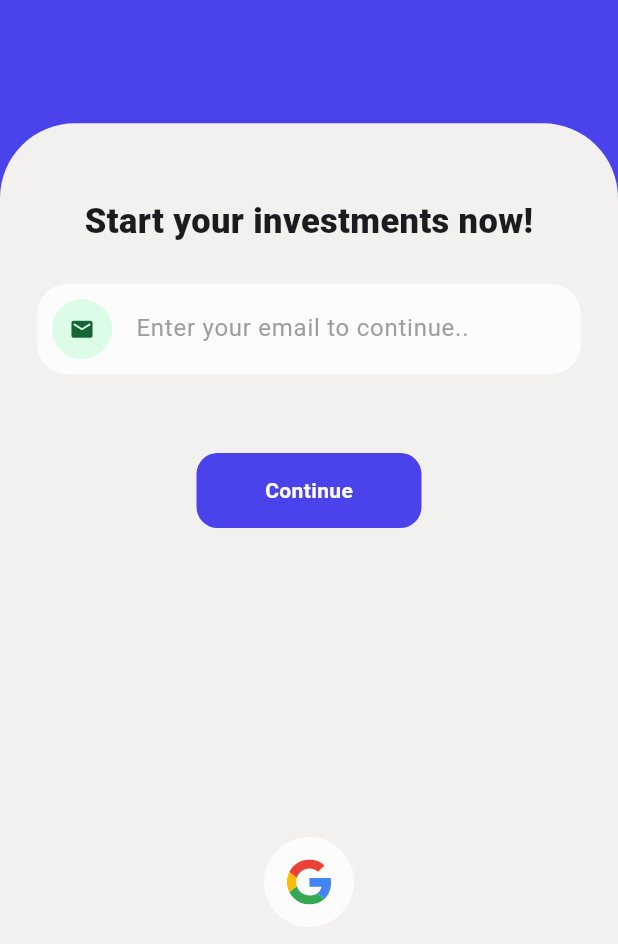
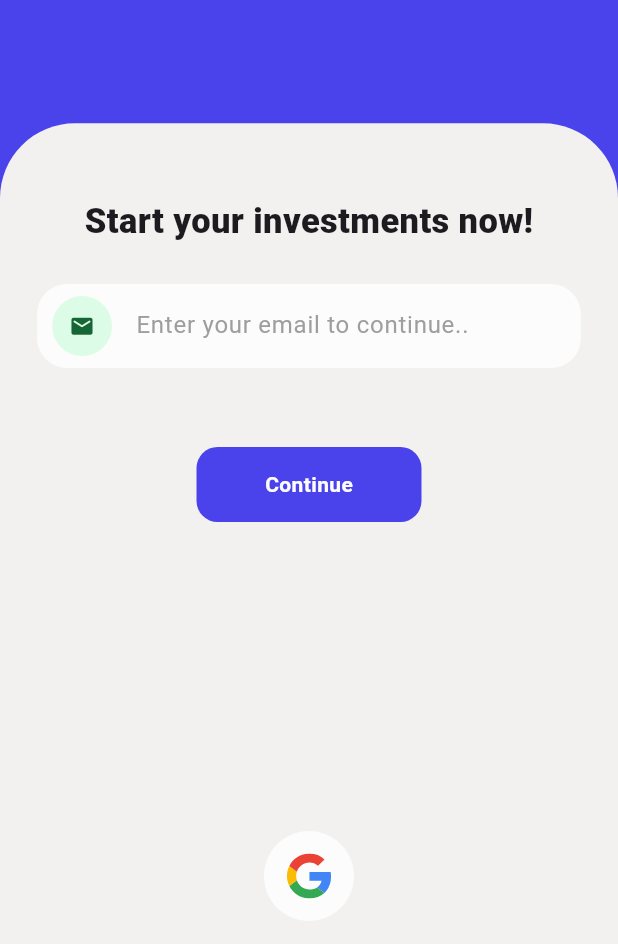
Before and after one commit to HessahOfficial/7essa-mobile-app, a Flutter app: the screen it shows after launch, scrolled down 143 dp, after a tap on "Skip", on a phone screen of 412 x 824 dp, the part 292-1236 px from its top. Run offline on Flutter 3.47's test engine with Material 3 defaults, Android fonts, the phone set to English and light mode, and no system bars; our stand-ins replace fl_chart, flutter_svg, font_awesome_flutter, get, syncfusion_flutter_charts; missing offline and left inert: dart:ffi; project files that could hold a hidden picture were left out.

```diff
--- a/lib/constants/app_colors.dart
+++ b/lib/constants/app_colors.dart
@@ -30,4 +30,6 @@ class AppColors {
   static const Color skyBlue = Color(0xFF7DD3FC);
   static const Color skyBlue300 = Color(0xFF93C5FD);
   static const Color lightPurple = Color(0xFFDAD9F9);
+  static const Color orange950 = Color(0xFFF7931B);
+  static const Color orange100 = Color(0xFF);
 }
--- a/lib/screens/notifications_screen.dart
+++ b/lib/screens/notifications_screen.dart
@@ -20,7 +20,6 @@ class _NotificationsScreenState extends State<NotificationsScreen> {
   Widget build(BuildContext context) {
 
     double screenWidth = MediaQuery.of(context).size.width;
-    // double screenHeight = MediaQuery.of(context).size.height;
 
     return Scaffold(
       appBar: AppBar(
--- a/lib/screens/settings_screen.dart
+++ b/lib/screens/settings_screen.dart
@@ -1,6 +1,7 @@
 import 'package:flutter/material.dart';
 import 'package:font_awesome_flutter/font_awesome_flutter.dart';
 import 'package:get/get.dart';
+import 'package:hessa/screens/contact_us_screen.dart';
 import 'package:hessa/screens/login-screen.dart';
 import 'package:hessa/screens/notifications_screen.dart';
 import 'package:hessa/widgets/setting_item.dart';
@@ -64,6 +65,9 @@ class _SettingsScreenState extends State<SettingsScreen> {
                   title: "Contact Us",
                   backgroundColor: AppColors.purple,
                   icon: Icons.alternate_email_rounded,
+                  onTap: () {
+                    Get.to(ContactUsScreen());
+                  }
                 ),
                 SettingItem(
                   title: "Notifications",
--- a/lib/widgets/custom_text_field.dart
+++ b/lib/widgets/custom_text_field.dart
@@ -1,10 +1,10 @@
 import 'package:flutter/material.dart';
 
 class CustomTextField extends StatefulWidget {
-  final IconData icon;
-  final Color iconColor;
+  final IconData? icon;
+  final Color? iconColor;
   final Color inputColor;
-  final Color iconBackgroundColor;
+  final Color? iconBackgroundColor;
   final String placeholder;
   final double screenWidth;
   final TextEditingController controller;
@@ -14,13 +14,15 @@ class CustomTextField extends StatefulWidget {
   final double? iconSize;
   final TextInputType? type;
   final bool? obscure;
+  final int? maxLines;
+  final int? maxLenght;
 
   const CustomTextField({
     Key? key,
-    required this.icon,
-    required this.iconColor,
+    this.icon,
+    this.iconColor,
     required this.inputColor,
-    required this.iconBackgroundColor,
+    this.iconBackgroundColor,
     required this.placeholder,
     required this.screenWidth,
     required this.controller,
@@ -30,6 +32,8 @@ class CustomTextField extends StatefulWidget {
     this.iconSize,
     this.type,
     this.obscure,
+    this.maxLines,
+    this.maxLenght
   }) : super(key: key);
 
   @override
@@ -39,16 +43,16 @@ class CustomTextField extends StatefulWidget {
 class _CustomTextFieldState extends State<CustomTextField> {
   @override
   Widget build(BuildContext context) {
-    return Container(
+    return SingleChildScrollView(
+      child: Container(
         width: widget.screenWidth,
-      height: widget.height ?? 60,
         decoration: BoxDecoration(
           color: widget.inputColor,
           borderRadius: BorderRadius.circular(widget.borderRadius ?? 20),
         ),
         child: Row(
           children: [
-          Padding(
+            widget.icon != null ? Padding(
               padding: const EdgeInsets.only(left: 10),
               child: CircleAvatar(
                 backgroundColor: widget.iconBackgroundColor,
@@ -59,9 +63,10 @@ class _CustomTextFieldState extends State<CustomTextField> {
                   color: widget.iconColor,
                 ),
               ),
-          ),
-          SizedBox(
+            ) : Container(),
+            Expanded(child: SizedBox(
               width: widget.screenWidth * 0.7,
+              child: Expanded(
                   child: TextField(
                     onChanged: widget.onChanged,
                     obscureText: widget.obscure ?? false,
@@ -76,9 +81,14 @@ class _CustomTextFieldState extends State<CustomTextField> {
                         color: Colors.grey, // Replace with your AppColors.gray
                       ),
                     ),
+                    minLines: 1,
+                    maxLines: widget.maxLines ?? 1,
+                    maxLength: widget.maxLenght,
+                  )
               ),
+            )),
+          ],
         ),
-        ],
       ),
     );
   }
```
Also changed, not shown: lib/screens/contact_us_screen.dart (+206 -0 lines), lib/utils/validator.dart (+22 -0 lines), 4 other files. Lines whose indentation alone changed are shown as unchanged.
